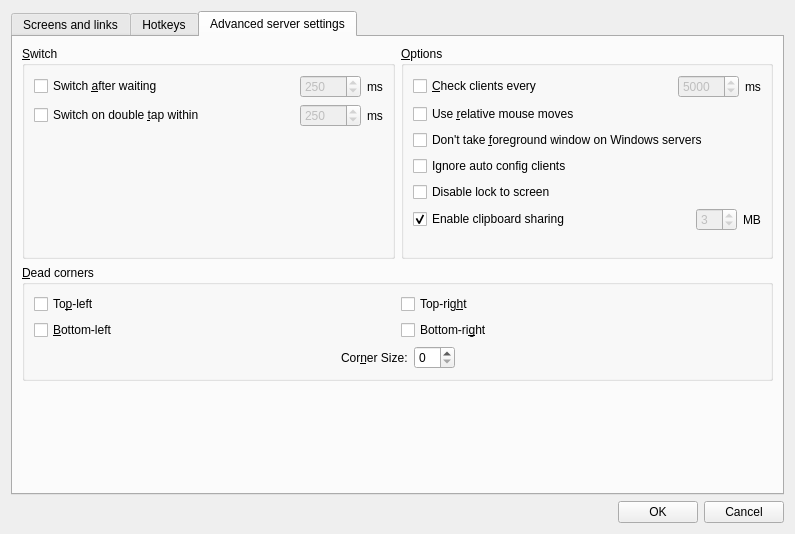
Qt form src/gui/src/ServerConfigDialogBase.ui (deskflow/deskflow) before a commit.
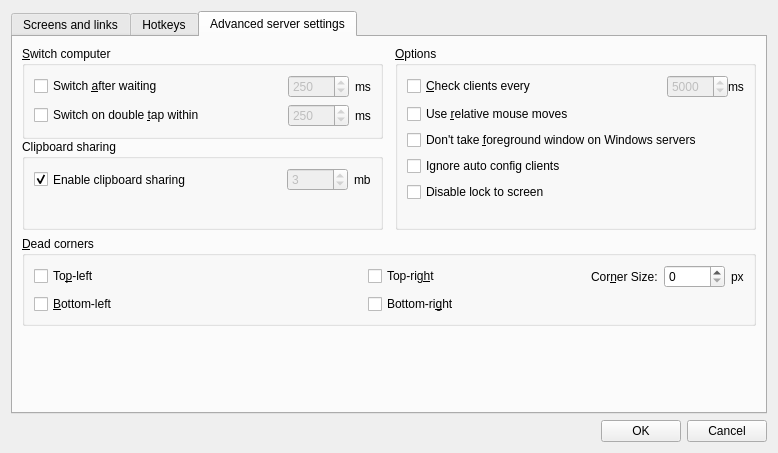
The same form after that commit. The open tabs and pages were chosen to show the change. Icons and pictures are not drawn. Custom widgets are drawn as their Qt base class.

Commit message: SYNERGY-799 Rearrange advanced settings tab

Patch:
```diff
--- a/src/gui/src/ServerConfigDialogBase.ui
+++ b/src/gui/src/ServerConfigDialogBase.ui
@@ -6,8 +6,8 @@
    <rect>
     <x>0</x>
     <y>0</y>
-    <width>795</width>
-    <height>534</height>
+    <width>778</width>
+    <height>453</height>
    </rect>
   </property>
   <property name="windowTitle">
@@ -17,7 +17,7 @@
    <item>
     <widget class="QTabWidget" name="m_pTabWidget">
      <property name="currentIndex">
-      <number>0</number>
+      <number>2</number>
      </property>
      <widget class="QWidget" name="m_pTabScreens">
       <attribute name="title">
@@ -339,7 +339,15 @@
        <string>Advanced server settings</string>
       </attribute>
       <layout class="QGridLayout">
-       <item row="0" column="0">
+       <item row="1" column="0">
+        <layout class="QVBoxLayout" name="verticalLayout_2">
+         <property name="spacing">
+          <number>0</number>
+         </property>
+         <property name="topMargin">
+          <number>0</number>
+         </property>
+         <item>
         <widget class="QGroupBox" name="m_pGroupSwitch">
          <property name="font">
           <font>
@@ -347,7 +355,7 @@
           </font>
          </property>
          <property name="title">
-          <string>&amp;Switch</string>
+            <string>&amp;Switch computer</string>
          </property>
          <layout class="QVBoxLayout">
           <item>
@@ -456,37 +464,30 @@
             </item>
            </layout>
           </item>
-          <item>
-           <spacer>
-            <property name="orientation">
-             <enum>Qt::Vertical</enum>
-            </property>
-            <property name="sizeHint" stdset="0">
-             <size>
-              <width>20</width>
-              <height>40</height>
-             </size>
-            </property>
-           </spacer>
-          </item>
          </layout>
         </widget>
        </item>
-       <item row="0" column="1">
-        <widget class="QGroupBox" name="m_pGroupOptions">
+         <item>
+          <widget class="QGroupBox" name="groupBox_3">
          <property name="font">
           <font>
-           <kerning>false</kerning>
+             <kerning>true</kerning>
           </font>
          </property>
          <property name="title">
-          <string>&amp;Options</string>
-         </property>
-         <layout class="QGridLayout">
-          <item row="8" column="0">
+            <string>Clipboard sharing</string>
+           </property>
+           <layout class="QVBoxLayout" name="verticalLayout_3">
+            <item>
            <layout class="QHBoxLayout" name="horizontalLayout">
             <item>
              <widget class="QCheckBox" name="m_pCheckBoxEnableClipboard">
+                <property name="sizePolicy">
+                 <sizepolicy hsizetype="Minimum" vsizetype="Preferred">
+                  <horstretch>0</horstretch>
+                  <verstretch>0</verstretch>
+                 </sizepolicy>
+                </property>
               <property name="text">
                <string>Enable clipboard sharing</string>
               </property>
@@ -514,7 +515,7 @@
                <bool>false</bool>
               </property>
               <property name="maximum">
-               <number>50</number>
+                 <number>10000</number>
               </property>
               <property name="value">
                <number>3</number>
@@ -524,116 +525,44 @@
             <item>
              <widget class="QLabel" name="label_4">
               <property name="text">
-               <string>MB</string>
+                 <string>mb</string>
               </property>
              </widget>
             </item>
            </layout>
           </item>
-          <item row="3" column="0">
-           <widget class="QCheckBox" name="m_pCheckBoxWin32KeepForeground">
-            <property name="enabled">
-             <bool>true</bool>
-            </property>
-            <property name="text">
-             <string>Don't take &amp;foreground window on Windows servers</string>
-            </property>
-           </widget>
-          </item>
-          <item row="1" column="0">
-           <widget class="QCheckBox" name="m_pCheckBoxRelativeMouseMoves">
-            <property name="enabled">
-             <bool>true</bool>
-            </property>
-            <property name="text">
-             <string>Use &amp;relative mouse moves</string>
-            </property>
-           </widget>
-          </item>
-          <item row="12" column="0">
-           <spacer>
+            <item>
+             <spacer name="verticalSpacer_3">
             <property name="orientation">
              <enum>Qt::Vertical</enum>
             </property>
             <property name="sizeHint" stdset="0">
              <size>
               <width>20</width>
-              <height>16</height>
+                <height>23</height>
              </size>
             </property>
            </spacer>
           </item>
-          <item row="4" column="0">
-           <widget class="QCheckBox" name="m_pCheckBoxIgnoreAutoConfigClient">
-            <property name="text">
-             <string>Ignore auto config clients</string>
-            </property>
-           </widget>
-          </item>
-          <item row="0" column="0">
-           <layout class="QHBoxLayout">
-            <item>
-             <widget class="QCheckBox" name="m_pCheckBoxHeartbeat">
-              <property name="enabled">
-               <bool>true</bool>
-              </property>
-              <property name="text">
-               <string>&amp;Check clients every</string>
-              </property>
-             </widget>
-            </item>
-            <item>
+           </layout>
+          </widget>
+         </item>
+        </layout>
+       </item>
+       <item row="5" column="0">
              <spacer>
               <property name="orientation">
-               <enum>Qt::Horizontal</enum>
+          <enum>Qt::Vertical</enum>
               </property>
               <property name="sizeHint" stdset="0">
                <size>
-                <width>40</width>
-                <height>20</height>
+           <width>20</width>
+           <height>40</height>
                </size>
               </property>
              </spacer>
             </item>
-            <item>
-             <widget class="QSpinBox" name="m_pSpinBoxHeartbeat">
-              <property name="enabled">
-               <bool>false</bool>
-              </property>
-              <property name="minimum">
-               <number>1000</number>
-              </property>
-              <property name="maximum">
-               <number>30000</number>
-              </property>
-              <property name="singleStep">
-               <number>1000</number>
-              </property>
-              <property name="value">
-               <number>5000</number>
-              </property>
-             </widget>
-            </item>
-            <item>
-             <widget class="QLabel" name="m_pLabel_16">
-              <property name="text">
-               <string>ms</string>
-              </property>
-             </widget>
-            </item>
-           </layout>
-          </item>
-          <item row="6" column="0">
-           <widget class="QCheckBox" name="m_pCheckBoxDisableLockToScreen">
-            <property name="text">
-             <string>Disable lock to screen</string>
-            </property>
-           </widget>
-          </item>
-         </layout>
-        </widget>
-       </item>
-       <item row="1" column="0" colspan="2">
+       <item row="4" column="0" colspan="3">
         <widget class="QGroupBox" name="m_pGroupSwitchCorners">
          <property name="font">
           <font>
@@ -647,49 +576,36 @@
           <bool>false</bool>
          </property>
          <layout class="QGridLayout">
-          <item row="0" column="0" colspan="2">
+          <item row="1" column="0" colspan="3">
            <widget class="QCheckBox" name="m_pCheckBoxCornerTopLeft">
             <property name="text">
              <string>To&amp;p-left</string>
             </property>
            </widget>
           </item>
-          <item row="0" column="2" colspan="2">
+          <item row="1" column="3" colspan="2">
            <widget class="QCheckBox" name="m_pCheckBoxCornerTopRight">
             <property name="text">
              <string>Top-rig&amp;ht</string>
             </property>
            </widget>
           </item>
-          <item row="1" column="0" colspan="2">
+          <item row="2" column="0" colspan="3">
            <widget class="QCheckBox" name="m_pCheckBoxCornerBottomLeft">
             <property name="text">
              <string>&amp;Bottom-left</string>
             </property>
            </widget>
           </item>
-          <item row="1" column="2" colspan="2">
+          <item row="2" column="3" colspan="2">
            <widget class="QCheckBox" name="m_pCheckBoxCornerBottomRight">
             <property name="text">
              <string>Bottom-ri&amp;ght</string>
             </property>
            </widget>
           </item>
-          <item row="2" column="0">
-           <spacer>
-            <property name="orientation">
-             <enum>Qt::Horizontal</enum>
-            </property>
-            <property name="sizeHint" stdset="0">
-             <size>
-              <width>40</width>
-              <height>20</height>
-             </size>
-            </property>
-           </spacer>
-          </item>
-          <item row="2" column="1" colspan="2">
-           <layout class="QHBoxLayout">
+          <item row="1" column="5">
+           <layout class="QHBoxLayout" name="horizontalLayout_2">
             <item>
              <widget class="QLabel" name="label">
               <property name="text">
@@ -701,11 +617,82 @@
              </widget>
             </item>
             <item>
-             <widget class="QSpinBox" name="m_pSpinBoxSwitchCornerSize"/>
+             <widget class="QSpinBox" name="m_pSpinBoxSwitchCornerSize">
+              <property name="maximum">
+               <number>30000</number>
+              </property>
+             </widget>
             </item>
+            <item>
+             <widget class="QLabel" name="label_3">
+              <property name="text">
+               <string>px</string>
+              </property>
+             </widget>
+            </item>
            </layout>
           </item>
-          <item row="2" column="3">
+         </layout>
+        </widget>
+       </item>
+       <item row="1" column="2">
+        <layout class="QVBoxLayout" name="verticalLayout_4">
+         <property name="topMargin">
+          <number>0</number>
+         </property>
+         <property name="rightMargin">
+          <number>0</number>
+         </property>
+         <item>
+          <widget class="QGroupBox" name="m_pGroupOptions">
+           <property name="font">
+            <font>
+             <kerning>false</kerning>
+            </font>
+           </property>
+           <property name="title">
+            <string>&amp;Options</string>
+           </property>
+           <layout class="QGridLayout">
+            <item row="11" column="0">
+             <spacer>
+              <property name="orientation">
+               <enum>Qt::Vertical</enum>
+              </property>
+              <property name="sizeHint" stdset="0">
+               <size>
+                <width>20</width>
+                <height>16</height>
+               </size>
+              </property>
+             </spacer>
+            </item>
+            <item row="1" column="0">
+             <widget class="QCheckBox" name="m_pCheckBoxRelativeMouseMoves">
+              <property name="enabled">
+               <bool>true</bool>
+              </property>
+              <property name="text">
+               <string>Use &amp;relative mouse moves</string>
+              </property>
+             </widget>
+            </item>
+            <item row="0" column="0">
+             <layout class="QHBoxLayout">
+              <property name="spacing">
+               <number>0</number>
+              </property>
+              <item>
+               <widget class="QCheckBox" name="m_pCheckBoxHeartbeat">
+                <property name="enabled">
+                 <bool>true</bool>
+                </property>
+                <property name="text">
+                 <string>&amp;Check clients every</string>
+                </property>
+               </widget>
+              </item>
+              <item>
            <spacer>
             <property name="orientation">
              <enum>Qt::Horizontal</enum>
@@ -718,21 +705,62 @@
             </property>
            </spacer>
           </item>
-         </layout>
-        </widget>
-       </item>
-       <item row="2" column="0">
-        <spacer>
-         <property name="orientation">
-          <enum>Qt::Vertical</enum>
-         </property>
-         <property name="sizeHint" stdset="0">
-          <size>
-           <width>20</width>
-           <height>40</height>
-          </size>
-         </property>
-        </spacer>
+              <item>
+               <widget class="QSpinBox" name="m_pSpinBoxHeartbeat">
+                <property name="enabled">
+                 <bool>false</bool>
+                </property>
+                <property name="minimum">
+                 <number>1000</number>
+                </property>
+                <property name="maximum">
+                 <number>30000</number>
+                </property>
+                <property name="singleStep">
+                 <number>1000</number>
+                </property>
+                <property name="value">
+                 <number>5000</number>
+                </property>
+               </widget>
+              </item>
+              <item>
+               <widget class="QLabel" name="m_pLabel_16">
+                <property name="text">
+                 <string>ms</string>
+                </property>
+               </widget>
+              </item>
+             </layout>
+            </item>
+            <item row="4" column="0">
+             <widget class="QCheckBox" name="m_pCheckBoxIgnoreAutoConfigClient">
+              <property name="text">
+               <string>Ignore auto config clients</string>
+              </property>
+             </widget>
+            </item>
+            <item row="6" column="0">
+             <widget class="QCheckBox" name="m_pCheckBoxDisableLockToScreen">
+              <property name="text">
+               <string>Disable lock to screen</string>
+              </property>
+             </widget>
+            </item>
+            <item row="3" column="0">
+             <widget class="QCheckBox" name="m_pCheckBoxWin32KeepForeground">
+              <property name="enabled">
+               <bool>true</bool>
+              </property>
+              <property name="text">
+               <string>Don't take &amp;foreground window on Windows servers</string>
+              </property>
+             </widget>
+            </item>
+           </layout>
+          </widget>
+         </item>
+        </layout>
        </item>
       </layout>
      </widget>
```
Lines whose indentation alone changed are shown as unchanged.
